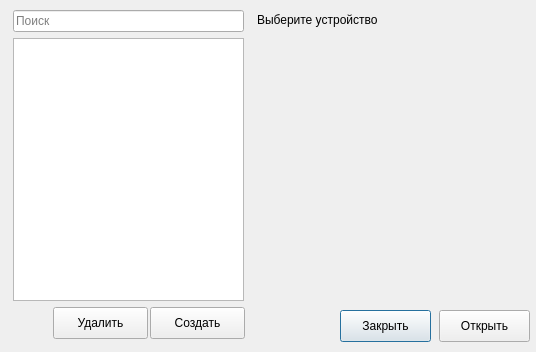
Old version of the form src/Tsunami/OpenDeviceDialog.ui in the repository maluginp/Tsunami.
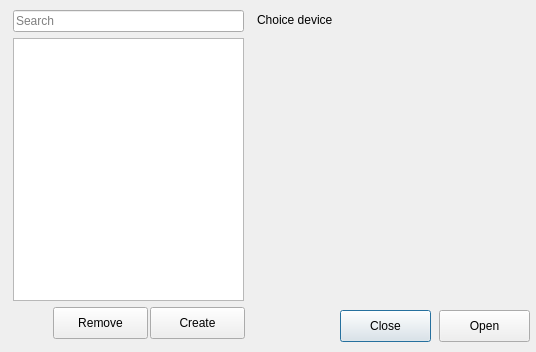
New version of the form.

```diff
--- a/src/Tsunami/OpenDeviceDialog.ui
+++ b/src/Tsunami/OpenDeviceDialog.ui
@@ -23,7 +23,7 @@
     </rect>
    </property>
    <property name="text">
-    <string>Закрыть</string>
+    <string>Close</string>
    </property>
   </widget>
   <widget class="QLabel" name="deviceDescriptionText">
@@ -36,7 +36,7 @@
     </rect>
    </property>
    <property name="text">
-    <string>Выберите устройство</string>
+    <string>Choice device</string>
    </property>
    <property name="alignment">
     <set>Qt::AlignLeading|Qt::AlignLeft|Qt::AlignTop</set>
@@ -55,7 +55,7 @@
     </rect>
    </property>
    <property name="text">
-    <string>Открыть</string>
+    <string>Open</string>
    </property>
   </widget>
   <widget class="QPushButton" name="createButton">
@@ -68,7 +68,7 @@
     </rect>
    </property>
    <property name="text">
-    <string>Создать</string>
+    <string>Create</string>
    </property>
   </widget>
   <widget class="QPushButton" name="removeButton">
@@ -81,10 +81,10 @@
     </rect>
    </property>
    <property name="text">
-    <string>Удалить</string>
+    <string>Remove</string>
    </property>
   </widget>
-  <widget class="QWidget" name="">
+  <widget class="QWidget" name="layoutWidget">
    <property name="geometry">
     <rect>
      <x>13</x>
@@ -97,7 +97,7 @@
     <item>
      <widget class="QLineEdit" name="deviceNameLineEdit">
       <property name="placeholderText">
-       <string>Поиск</string>
+       <string>Search</string>
       </property>
      </widget>
     </item>
```
Left out of the diff: 2 changed lines with no effect on the pictures.
